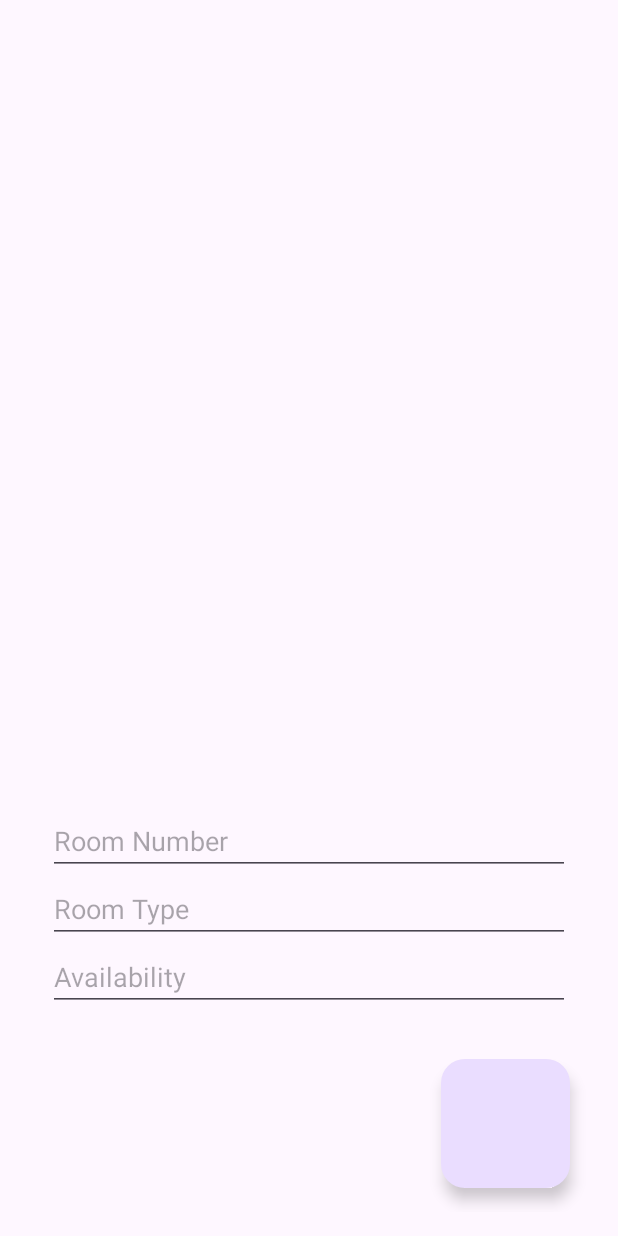
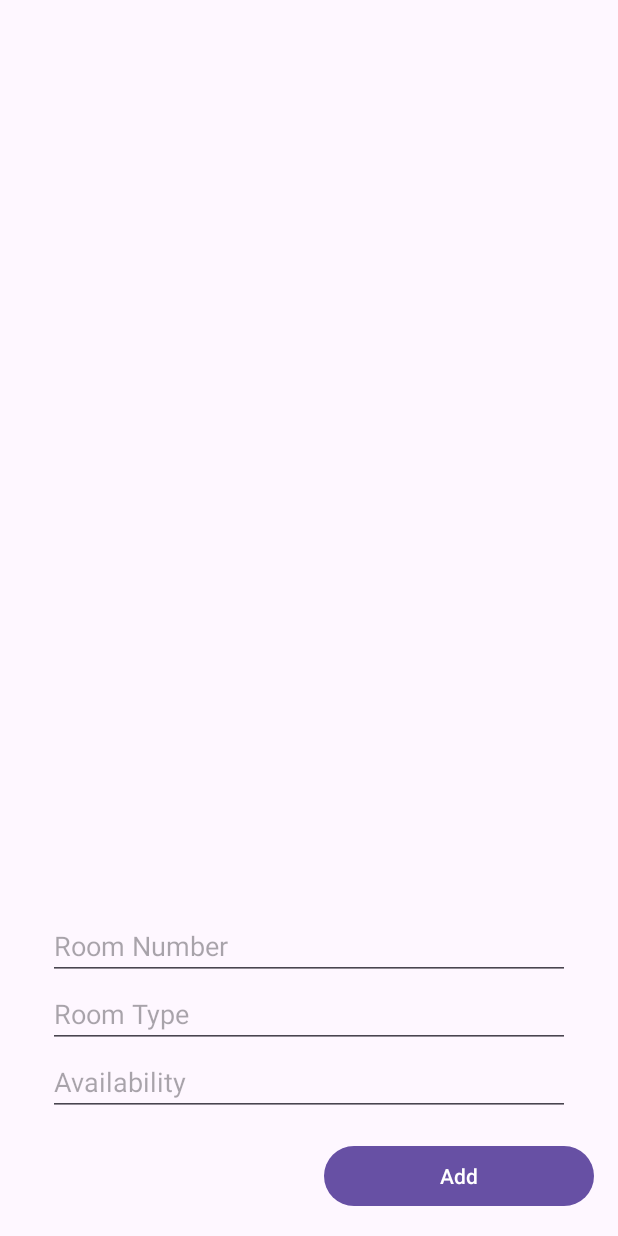
Before and after one commit to MouathBouallegue/Reservation_hotel, an Android app: the Home screen opened directly, with no data from a screen before it, on a phone screen of 412 x 824 dp. Run offline under Robolectric (Android 15) with nearby library versions, the phone set to English and light mode, and no system bars; our stand-ins replace Firebase (no records; nobody signed in at launch, a user with empty details on screens opened directly).

Commit message:
add Room & list of rooms

```diff
--- a/app/src/main/java/com/example/reservation_hotel/Home.java
+++ b/app/src/main/java/com/example/reservation_hotel/Home.java
@@ -3,15 +3,20 @@ package com.example.reservation_hotel;
 import android.os.Bundle;
 import android.view.View;
 import android.widget.Toast;
+
+import androidx.annotation.NonNull;
 import androidx.appcompat.app.AppCompatActivity;
 import androidx.recyclerview.widget.LinearLayoutManager;
 import androidx.recyclerview.widget.RecyclerView;
 import android.widget.EditText;
-// Ensure RecyclerView is imported
+import android.widget.Button;
 import com.google.android.material.floatingactionbutton.FloatingActionButton;
+import com.google.firebase.database.DataSnapshot;
 import com.google.firebase.database.DatabaseError;
 import com.google.firebase.database.DatabaseReference;
 import com.google.firebase.database.FirebaseDatabase;
+import com.google.firebase.database.ValueEventListener;
+
 import android.util.Log;
 import java.util.ArrayList;
 import java.util.List;
@@ -23,7 +28,6 @@ public class Home extends AppCompatActivity {
     private List<Room> roomList = new ArrayList<>();
     private RoomAdapter roomAdapter;
     private DatabaseReference roomsRef;
-    private DatabaseReference messageRef;
 
     @Override
     protected void onCreate(Bundle savedInstanceState) {
@@ -31,7 +35,7 @@ public class Home extends AppCompatActivity {
         setContentView(R.layout.activity_home);
 
         recyclerViewRooms = findViewById(R.id.recyclerViewRooms);
-        fabAddRoom = findViewById(R.id.fabAddRoom);
+        Button fabAddRoom = findViewById(R.id.button);
         EditText roomNumberEditText = findViewById(R.id.roomNumberEditText);
         EditText roomTypeEditText = findViewById(R.id.roomTypeEditText);
         EditText roomAvailabilityEditText= findViewById(R.id.roomAvailabilityEditText);
@@ -39,12 +43,9 @@ public class Home extends AppCompatActivity {
         roomAdapter = new RoomAdapter(roomList);
         recyclerViewRooms.setAdapter(roomAdapter);
 
-        roomsRef = FirebaseDatabase.getInstance().getReference("room");
-        messageRef = FirebaseDatabase.getInstance().getReference("message");
-        messageRef.setValue("hello world ");
+        roomsRef = FirebaseDatabase.getInstance().getReference("rooms");
+        printRooms();
         fabAddRoom.setOnClickListener(v -> {
-            // Add room functionality
-            // For example, add a new room
             // Retrieve values from EditText fields
             String roomNumber = roomNumberEditText.getText().toString();
             String roomType = roomTypeEditText.getText().toString();
@@ -52,7 +53,46 @@ public class Home extends AppCompatActivity {
 
             // Create a new Room object
             Room newRoom = new Room(roomNumber, roomType, isAvailable);
-            roomsRef.setValue(newRoom, new DatabaseReference.CompletionListener() {
+
+            // Add the new room to Firebase and update the local list
+
+            addRoomToDatabase(newRoom);
+            printRooms(); // Ensure the UI is updated after adding a room
+        });
+    }
+
+    private void printRooms() {
+        // Retrieve all rooms from the database
+        roomsRef.addValueEventListener(new ValueEventListener() {
+            @Override
+            public void onDataChange(@NonNull DataSnapshot snapshot) {
+                roomList.clear(); // Clear the current list
+                for (DataSnapshot roomSnapshot : snapshot.getChildren()) {
+                    Room room = roomSnapshot.getValue(Room.class);
+                    roomList.add(room);
+                }
+                // Update the adapter with the new list
+                roomAdapter.notifyDataSetChanged();
+                // Display the list of rooms in the activity
+                recyclerViewRooms.scrollToPosition(roomList.size() - 1); // Scroll to the last item
+            }
+
+            @Override
+            public void onCancelled(@NonNull DatabaseError error) {
+                // Handle error
+                Log.e("RoomListError", "Error retrieving room list: " + error.getMessage());
+                Toast.makeText(Home.this, "Error retrieving room list", Toast.LENGTH_SHORT).show();
+            }
+        });
+    }
+
+    private void addRoomToDatabase(Room newRoom) {
+        // Generate a new unique ID for the room
+        String roomId = roomsRef.push().getKey();
+        DatabaseReference roomRef = roomsRef.child(roomId);
+
+        // Set the room data in Firebase
+        roomRef.setValue(newRoom, new DatabaseReference.CompletionListener() {
             @Override
             public void onComplete(DatabaseError databaseError, DatabaseReference databaseReference) {
                 if (databaseError!= null) {
@@ -63,12 +103,14 @@ public class Home extends AppCompatActivity {
                     // Room added successfully
                     Log.d("RoomAddSuccess", "Room added successfully");
                     Toast.makeText(Home.this, "Room added", Toast.LENGTH_SHORT).show();
-                        // Refresh the list to reflect the new room
+                    // Add the new room to the local list
                     roomList.add(newRoom);
+                    // Notify the adapter that the data set has changed
                     roomAdapter.notifyDataSetChanged();
+                    // Print the updated list of rooms in the activity
+                    printRooms();
                 }
             }
         });
-        });
     }
 }
--- a/app/src/main/java/com/example/reservation_hotel/Room.java
+++ b/app/src/main/java/com/example/reservation_hotel/Room.java
@@ -4,7 +4,9 @@ public class Room {
     private String roomNumber;
     private String type;
     private boolean isAvailable;
+    public Room() {
 
+    }
     public Room(String roomNumber, String type, boolean isAvailable) {
         this.roomNumber = roomNumber;
         this.type = type;
--- a/app/src/main/java/com/example/reservation_hotel/SignIn.java
+++ b/app/src/main/java/com/example/reservation_hotel/SignIn.java
@@ -44,7 +44,7 @@ public class SignIn extends AppCompatActivity {
                             Toast.makeText(this, "Sign in success", Toast.LENGTH_SHORT).show();
                             // Navigate to the main activity or another activity
                             // For example, navigate to the MainActivity
-                            Intent intent = new Intent(this, HomeCopy.class);
+                            Intent intent = new Intent(this,Home.class);
                             startActivity(intent);
                             finish();
                         }
--- a/app/src/main/res/layout/activity_home.xml
+++ b/app/src/main/res/layout/activity_home.xml
@@ -26,28 +26,28 @@
             android:layout_width="match_parent"
             android:layout_height="wrap_content"
             android:hint="Room Number"
-            android:inputType="numberDecimal"/>
+            android:inputType="numberDecimal" />
 
         <EditText
             android:id="@+id/roomTypeEditText"
             android:layout_width="match_parent"
             android:layout_height="wrap_content"
             android:hint="Room Type"
-            android:inputType="text"/>
+            android:inputType="text" />
 
         <EditText
             android:id="@+id/roomAvailabilityEditText"
             android:layout_width="match_parent"
             android:layout_height="wrap_content"
             android:hint="Availability"
-            android:inputType="number"/>
+            android:inputType="number" />
     </LinearLayout>
-    <com.google.android.material.floatingactionbutton.FloatingActionButton
-        android:id="@+id/fabAddRoom"
-        android:layout_width="150dp"
-        android:layout_height="86dp"
-        android:layout_gravity="bottom|end"
-        android:layout_margin="16dp"
-        android:contentDescription="Add a new room to the list"
-        android:text="Add Room" />
+
+    <Button
+        android:id="@+id/button"
+        android:layout_width="180dp"
+        android:layout_height="wrap_content"
+        android:layout_gravity="end|right"
+        android:text="Add" />
+
 </LinearLayout>
```
Also changed, not shown: app/src/main/java/com/example/reservation_hotel/HomeCopy.java (deleted, +0 -68 lines), app/src/main/res/layout/activity_home_copy.xml (deleted, +0 -53 lines). Lines whose indentation alone changed are shown as unchanged.
